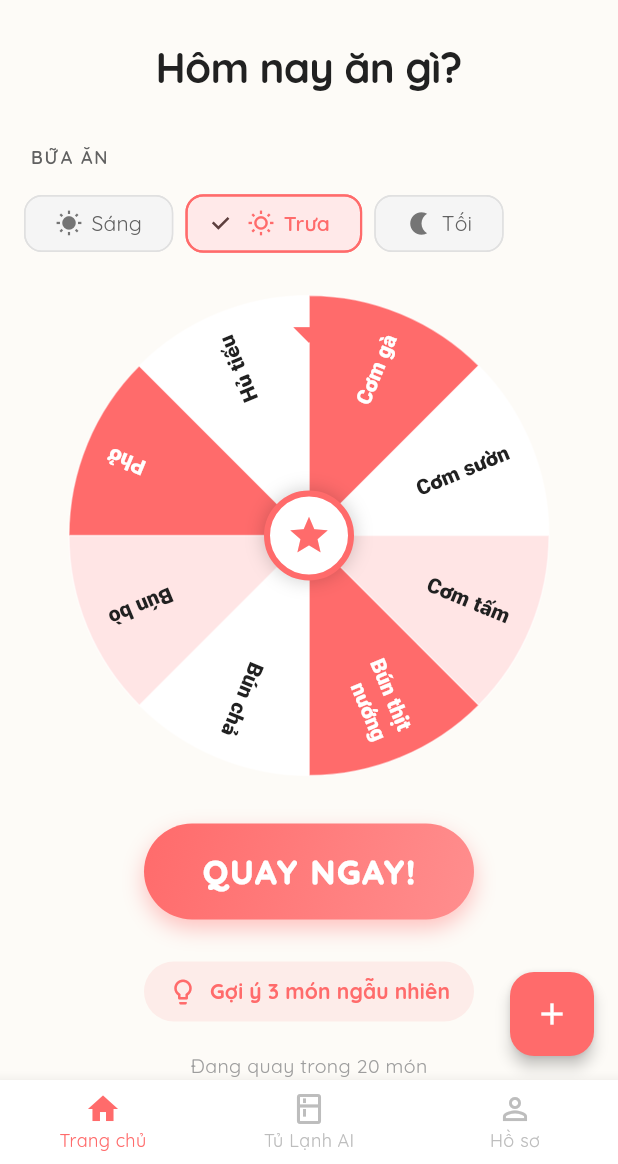
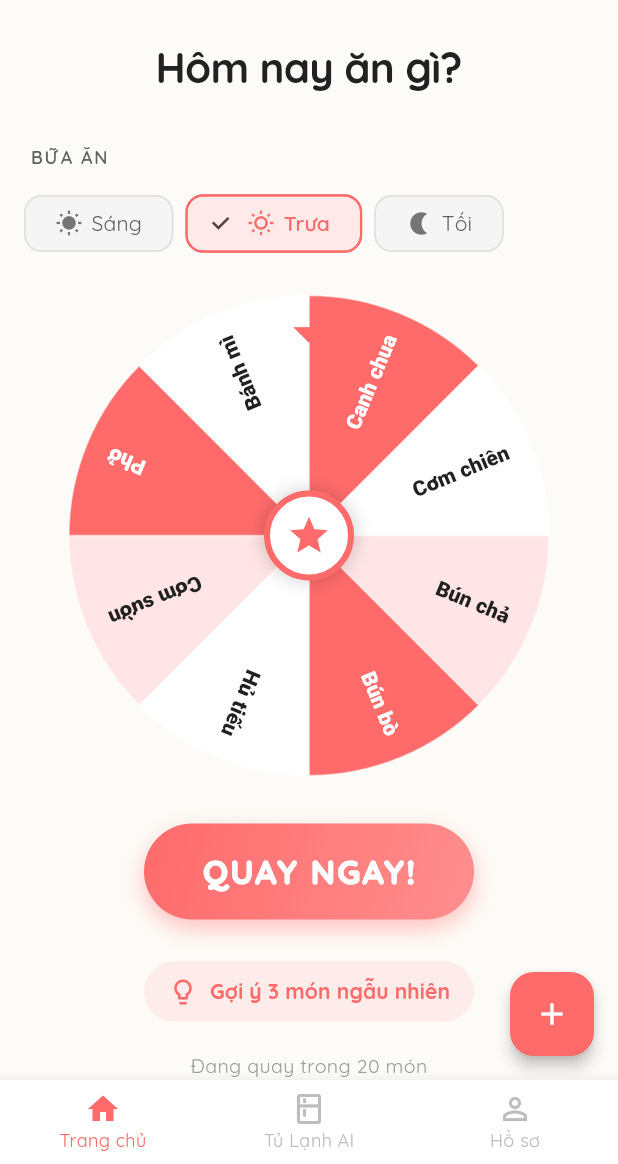
Before and after one commit to nhoton2004/Today-sEats, a Flutter app: the MainScreen screen opened by its route, after a tap on "QUAY NGAY!", after a tap on "Sáng", after a tap on "Trưa", on a phone screen of 412 x 824 dp, the part 72-1236 px from its top. Run offline on Flutter 3.47's test engine with Material 3 defaults, Android fonts, the phone set to English and light mode, and no system bars; our stand-ins replace confetti, connectivity_plus, firebase_auth, firebase_core, google_fonts, google_sign_in and 3 more; accounts and stored records are empty; generated files the repository leaves out were written again; network calls fail.

Commit message:
ramdom món

```diff
--- a/lib/app.dart
+++ b/lib/app.dart
@@ -2,7 +2,7 @@ import 'package:flutter/material.dart';
 import 'package:provider/provider.dart';
 import 'package:google_fonts/google_fonts.dart';
 import 'core/constants/app_colors.dart';
-import 'core/services/ai_service.dart';
+
 import 'core/services/storage_service.dart';
 import 'core/services/api_service.dart';
 import 'core/providers/theme_provider.dart';
@@ -34,7 +34,7 @@ class TodaysEatsApp extends StatelessWidget {
           create: (_) => DishSpinnerProvider(),
         ),
         ChangeNotifierProvider(
-          create: (_) => FridgeAIProvider(AIService()),
+          create: (_) => FridgeAIProvider(),
         ),
         // Local storage provider (backup)
         ChangeNotifierProvider(
--- a/lib/common_widgets/dish_spin_wheel.dart
+++ b/lib/common_widgets/dish_spin_wheel.dart
@@ -25,10 +25,12 @@ class _DishSpinWheelState extends State<DishSpinWheel> with SingleTickerProvider
   double _currentRotation = 0.0;
   bool _isSpinning = false;
   int? _displayIndexCount; // Limit to 8 items
+  List<Map<String, dynamic>> _displayItems = [];
 
   @override
   void initState() {
     super.initState();
+    _randomizeItems(); // Initial random set
     _controller = AnimationController(
       vsync: this,
       duration: const Duration(seconds: 4),
@@ -38,7 +40,6 @@ class _DishSpinWheelState extends State<DishSpinWheel> with SingleTickerProvider
     _controller.addListener(() {
       setState(() {
          // Update rotation based on animation value
-         // We'll calculate total rotation in spin() and animate to 1.0
       });
     });
 
@@ -46,8 +47,31 @@ class _DishSpinWheelState extends State<DishSpinWheel> with SingleTickerProvider
       if (status == AnimationStatus.completed) {
         setState(() => _isSpinning = false);
         // Correct rotation mod 2pi
-        _currentRotation = _animation.value % (2 * pi); // Use the final value of the animation
+        _currentRotation = _animation.value % (2 * pi);
       }
+    });
+  }
+
+  @override
+  void didUpdateWidget(DishSpinWheel oldWidget) {
+    super.didUpdateWidget(oldWidget);
+    // Re-randomize if the inputs change (e.g. switching meal time)
+    // Checking length is not enough if both Breakfast and Lunch have 20 items.
+    if (oldWidget.dishes != widget.dishes) {
+       _randomizeItems();
+    }
+  }
+
+  void _randomizeItems() {
+    if (widget.dishes.isEmpty) {
+      _displayItems = [];
+      return;
+    }
+    final pool = List<Map<String, dynamic>>.from(widget.dishes);
+    pool.shuffle();
+    setState(() {
+      _displayItems = pool.take(8).toList();
+      _displayIndexCount = _displayItems.length;
     });
   }
 
@@ -60,19 +84,18 @@ class _DishSpinWheelState extends State<DishSpinWheel> with SingleTickerProvider
   void spin() {
     if (_isSpinning || widget.dishes.length < 2) return;
 
+    // 1. Randomize items BEFORE spinning
+    _randomizeItems();
+
     setState(() => _isSpinning = true);
-
-    // 1. Setup data
-    final displayDishes = widget.dishes.take(8).toList();
-    _displayIndexCount = displayDishes.length;
 
     // 2. Select random target
     final random = Random();
-    final targetIndex = random.nextInt(displayDishes.length);
+    final targetIndex = random.nextInt(_displayItems.length);
 
     // 3. Calculate Rotation
     // Angle per item
-    final sweepAngle = 2 * pi / displayDishes.length;
+    final sweepAngle = 2 * pi / _displayItems.length;
 
     // We want the target slice CENTER to align with -pi/2 (Top) at the end.
     // In Painter: Angle = (Rotation - pi/2) + R_slice
@@ -101,7 +124,7 @@ class _DishSpinWheelState extends State<DishSpinWheel> with SingleTickerProvider
     _controller.forward().then((_) {
       // Animation done
       _currentRotation = baseTarget;
-       widget.onResult(displayDishes[targetIndex]);
+       widget.onResult(_displayItems[targetIndex]);
     });
   }
 
@@ -111,12 +134,12 @@ class _DishSpinWheelState extends State<DishSpinWheel> with SingleTickerProvider
       return _buildEmptyState();
     }
 
-    final displayDishes = widget.dishes.take(8).toList();
+    // Use _displayItems which is already shuffled and limited
 
     return Column(
       children: [
         GestureDetector(
-          onLongPress: () => _showDishManagementSheet(context, displayDishes),
+          onLongPress: () => _showDishManagementSheet(context, widget.dishes),
           child: Center(
             child: SizedBox.square(
               dimension: 320,
@@ -130,7 +153,7 @@ class _DishSpinWheelState extends State<DishSpinWheel> with SingleTickerProvider
                       return CustomPaint(
                         size: const Size(320, 320),
                         painter: DishWheelPainter(
-                          items: displayDishes,
+                          items: _displayItems,
                           rotation: _animation.value,
                         ),
                       );
--- /dev/null
+++ b/lib/core/data/local_recipes.dart
@@ -0,0 +1,307 @@
+
+class Recipe {
+  final String name;
+  final List<String> requiredIngredients; // Must have (or highly weighted)
+  final List<String> optionalIngredients; // Bonus match
+  final int cookingTime; // minutes
+  final int servings;
+  final List<Map<String, dynamic>> cookingInstructions;
+  final List<String> additionalIngredients; // Display only (condiments, etc)
+
+  const Recipe({
+    required this.name,
+    required this.requiredIngredients,
+    this.optionalIngredients = const [],
+    required this.cookingTime,
+    required this.servings,
+    required this.cookingInstructions,
+    this.additionalIngredients = const [],
+  });
+}
+
+// Helper to standardizing ingredients for easier matching
+// We will simple strings for keys.
+final List<Recipe> kLocalRecipes = [
+  // 1. Trứng chiên hành
+  const Recipe(
+    name: 'Trứng chiên hành',
+    requiredIngredients: ['trứng', 'hành lá'],
+    optionalIngredients: ['nước mắm', 'tiêu', 'dầu ăn'],
+    cookingTime: 10,
+    servings: 2,
+    additionalIngredients: ['Nước mắm', 'Gia vị cơ bản'],
+    cookingInstructions: [
+      {'step': 1, 'instruction': 'Đập trứng ra bát, cắt nhỏ hành lá, nêm chút nước mắm và tiêu.', 'duration': 2},
+      {'step': 2, 'instruction': 'Đánh đều trứng.', 'duration': 1},
+      {'step': 3, 'instruction': 'Làm nóng chảo dầu, đổ trứng vào chiên vàng đều 2 mặt.', 'duration': 5},
+    ],
+  ),
+  // 2. Canh cà chua trứng
+  const Recipe(
+    name: 'Canh cà chua trứng',
+    requiredIngredients: ['trứng', 'cà chua', 'hành lá'],
+    optionalIngredients: ['ngò rí', 'hành tím'],
+    cookingTime: 15,
+    servings: 3,
+    additionalIngredients: ['Dầu ăn', 'Muối', 'Hạt nêm'],
+    cookingInstructions: [
+      {'step': 1, 'instruction': 'Cà chua thái múi cau. Trứng đánh tan.', 'duration': 3},
+      {'step': 2, 'instruction': 'Phi thơm đầu hành, xào cà chua cho mềm.', 'duration': 3},
+      {'step': 3, 'instruction': 'Thêm nước sôi, nêm nếm gia vị.', 'duration': 5},
+      {'step': 4, 'instruction': 'Đổ từ từ trứng vào, khuấy nhẹ tạo vân. Rắc hành lá tắt bếp.', 'duration': 2},
+    ],
+  ),
+  // 3. Rau muống xào tỏi
+  const Recipe(
+    name: 'Rau muống xào tỏi',
+    requiredIngredients: ['rau muống', 'tỏi'],
+    optionalIngredients: ['chanh', 'ớt'],
+    cookingTime: 10,
+    servings: 2,
+    additionalIngredients: ['Dầu ăn', 'Nước mắm', 'Đường'],
+    cookingInstructions: [
+      {'step': 1, 'instruction': 'Rau muống nhặt sạch, luộc sơ qua nước sôi rồi ngâm nước đá.', 'duration': 5},
+      {'step': 2, 'instruction': 'Phi thơm nhiều tỏi đập dập.', 'duration': 1},
+      {'step': 3, 'instruction': 'Cho rau vào xào lửa lớn nhanh tay, nêm gia vị vừa ăn.', 'duration': 3},
+    ],
+  ),
+  // 4. Thịt kho tàu
+  const Recipe(
+    name: 'Thịt kho tàu',
+    requiredIngredients: ['thịt ba chỉ', 'trứng'],
+    optionalIngredients: ['nước dừa'],
+    cookingTime: 60,
+    servings: 4,
+    additionalIngredients: ['Nước mắm', 'Đường', 'Hành tím', 'Tỏi'],
+    cookingInstructions: [
+      {'step': 1, 'instruction': 'Thịt cắt miếng to, ướp hành tỏi, nước mắm, đường.', 'duration': 15},
+      {'step': 2, 'instruction': 'Luộc trứng, bóc vỏ.', 'duration': 10},
+      {'step': 3, 'instruction': 'Thắng nước màu, xào săn thịt.', 'duration': 5},
+      {'step': 4, 'instruction': 'Đổ nước dừa ngập thịt, kho lửa nhỏ đến khi mềm. Thêm trứng vào kho cùng.', 'duration': 40},
+    ],
+  ),
+  // 5. Đậu phụ sốt cà chua
+  const Recipe(
+    name: 'Đậu phụ sốt cà chua',
+    requiredIngredients: ['đậu phụ', 'cà chua', 'hành lá'],
+    optionalIngredients: ['hành tím'],
+    cookingTime: 20,
+    servings: 3,
+    additionalIngredients: ['Dầu ăn', 'Nước mắm'],
+    cookingInstructions: [
+      {'step': 1, 'instruction': 'Đậu phụ cắt khối vuông, chiên vàng.', 'duration': 10},
+      {'step': 2, 'instruction': 'Cà chua thái hạt lựu, xào mềm thành sốt.', 'duration': 5},
+      {'step': 3, 'instruction': 'Cho đậu vào sốt, rim nhỏ lửa 5 phút. Rắc hành lá.', 'duration': 5},
+    ],
+  ),
+  // 6. Gà kho gừng
+  const Recipe(
+    name: 'Gà kho gừng',
+    requiredIngredients: ['thịt gà', 'gừng'],
+    optionalIngredients: ['hành tím', 'tỏi', 'ớt'],
+    cookingTime: 30,
+    servings: 4,
+    additionalIngredients: ['Nước mắm', 'Đường', 'Dầu ăn'],
+    cookingInstructions: [
+      {'step': 1, 'instruction': 'Gà chặt miếng, ướp gừng thái sợi và gia vị.', 'duration': 15},
+      {'step': 2, 'instruction': 'Xào săn gà với chút dầu và đường thắng màu.', 'duration': 5},
+      {'step': 3, 'instruction': 'Thêm xíu nước, kho lửa nhỏ đến khi keo lại.', 'duration': 20},
+    ],
+  ),
+  // 7. Canh bầu nấu tôm
+  const Recipe(
+    name: 'Canh bầu nấu tôm',
+    requiredIngredients: ['bầu', 'tôm'],
+    optionalIngredients: ['hành lá', 'ngò'],
+    cookingTime: 15,
+    servings: 4,
+    additionalIngredients: ['Gia vị'],
+    cookingInstructions: [
+      {'step': 1, 'instruction': 'Bầu gọt vỏ, thái sợi hoặc miếng. Tôm băm nhỏ hoặc giã dập.', 'duration': 5},
+      {'step': 2, 'instruction': 'Xào sơ tôm, thêm nước đun sôi.', 'duration': 5},
+      {'step': 3, 'instruction': 'Thả bầu vào, sôi lại thì tắt bếp ngay để bầu giòn.', 'duration': 3},
+    ],
+  ),
+  // 8. Mực xào cần tỏi
+  const Recipe(
+    name: 'Mực xào cần tỏi',
+    requiredIngredients: ['mực', 'cần tây', 'tỏi tây', 'hành tây'],
+    optionalIngredients: ['cà chua', 'dứa'],
+    cookingTime: 15,
+    servings: 3,
+    additionalIngredients: ['Tiêu', 'Gia vị'],
+    cookingInstructions: [
+      {'step': 1, 'instruction': 'Mực làm sạch, khía vảy rồng, trần sơ.', 'duration': 5},
+      {'step': 2, 'instruction': 'Các loại rau rửa sạch cắt khúc.', 'duration': 3},
+      {'step': 3, 'instruction': 'Xào mực lửa lớn, để riêng. Xào rau chín tới rồi trộn chung.', 'duration': 5},
+    ],
+  ),
+  // 9. Bò xào thiên lý
+  const Recipe(
+    name: 'Bò xào thiên lý',
+    requiredIngredients: ['thịt bò', 'hoa thiên lý'],
+    optionalIngredients: ['tỏi'],
+    cookingTime: 15,
+    servings: 3,
+    additionalIngredients: ['Dầu hào', 'Tiêu'],
+    cookingInstructions: [
+      {'step': 1, 'instruction': 'Bò thái mỏng, ướp dầu hào, tỏi, tiêu.', 'duration': 10},
+      {'step': 2, 'instruction': 'Xào bò tái, trút ra đĩa.', 'duration': 3},
+      {'step': 3, 'instruction': 'Xào hoa thiên lý chín tới, đổ bò vào đảo nhanh.', 'duration': 2},
+    ],
+  ),
+  // 10. Nem rán (Chả giò)
+  const Recipe(
+    name: 'Nem rán (Chả giò)',
+    requiredIngredients: ['thịt lợn xay', 'trứng', 'miến', 'mộc nhĩ', 'bánh đa nem'],
+    optionalIngredients: ['cà rốt', 'hành tây', 'giá đỗ'],
+    cookingTime: 45,
+    servings: 4,
+    additionalIngredients: ['Dầu ăn', 'Gia vị'],
+    cookingInstructions: [
+      {'step': 1, 'instruction': 'Ngâm nở miến, mộc nhĩ rồi thái nhỏ. Trộn đều tất cả nguyên liệu làm nhân.', 'duration': 15},
+      {'step': 2, 'instruction': 'Cuốn nem đều tay.', 'duration': 15},
+      {'step': 3, 'instruction': 'Chiên ngập dầu lửa vừa đến khi vàng giòn.', 'duration': 15},
+    ],
+  ),
+  // 11. Sườn xào chua ngọt
+  const Recipe(
+    name: 'Sườn xào chua ngọt',
+    requiredIngredients: ['sườn non', 'cà chua', 'hành tây'],
+    optionalIngredients: ['ớt chuông', 'dứa'],
+    cookingTime: 40,
+    servings: 3,
+    additionalIngredients: ['Giấm/Chanh', 'Đường', 'Tương ớt'],
+    cookingInstructions: [
+      {'step': 1, 'instruction': 'Sườn chặt nhỏ, luộc sơ, rán vàng.', 'duration': 15},
+      {'step': 2, 'instruction': 'Pha sốt chua ngọt (mắm, đường, giấm, tương ớt).', 'duration': 5},
+      {'step': 3, 'instruction': 'Phi thơm hành, đổ sốt và sườn vào rim đến khi sệt.', 'duration': 15},
+    ],
+  ),
+  // 12. Cá kho tộ
+  const Recipe(
+    name: 'Cá kho tộ',
+    requiredIngredients: ['cá (lóc/trê/basa)', 'thịt ba chỉ', 'hành tím'],
+    optionalIngredients: ['ớt', 'tiêu xanh'],
+    cookingTime: 45,
+    servings: 4,
+    additionalIngredients: ['Nước màu', 'Nước mắm'],
+    cookingInstructions: [
+      {'step': 1, 'instruction': 'Cá làm sạch, ướp mắm, tiêu, hành tím 30p.', 'duration': 30},
+      {'step': 2, 'instruction': 'Lót thịt ba chỉ dưới đáy nồi, xếp cá lên.', 'duration': 5},
+      {'step': 3, 'instruction': 'Kho lửa riu riu, thêm nước màu, đến khi nước keo lại.', 'duration': 30},
+    ],
+  ),
+   // 13. Canh cua rau đay
+  const Recipe(
+    name: 'Canh cua rau đay',
+    requiredIngredients: ['cua đồng', 'rau đay', 'mùng tơi'],
+    optionalIngredients: ['mướp'],
+    cookingTime: 30,
+    servings: 4,
+    additionalIngredients: ['Mắm tôm (tuỳ chọn)'],
+    cookingInstructions: [
+      {'step': 1, 'instruction': 'Cua giã/xay nhỏ, lọc lấy nước cốt. Gạch cua khều riêng.', 'duration': 15},
+      {'step': 2, 'instruction': 'Đun nước cua lửa nhỏ để đóng tảng, vớt thịt cua ra.', 'duration': 10},
+      {'step': 3, 'instruction': 'Cho rau thái nhỏ vào nước canh, sôi bùng thì tắt bếp.', 'duration': 5},
+    ],
+  ),
+  // 14. Thịt luộc cà pháo
+  const Recipe(
+    name: 'Thịt luộc cà pháo',
+    requiredIngredients: ['thịt ba chỉ', 'cà pháo'],
+    optionalIngredients: ['rau sống', 'dưa chuột'],
+    cookingTime: 20,
+    servings: 3,
+    additionalIngredients: ['Mắm tôm', 'Chanh'],
+    cookingInstructions: [
+      {'step': 1, 'instruction': 'Thịt rửa sạch, buộc dây (nếu muốn tròn), luộc chín với xíu muối.', 'duration': 20},
+      {'step': 2, 'instruction': 'Thái mỏng thịt.', 'duration': 5},
+      {'step': 3, 'instruction': 'Pha mắm tôm chanh ớt, ăn kèm cà pháo.', 'duration': 5},
+    ],
+  ),
+  // 15. Bún chả (Tại gia)
+  const Recipe(
+    name: 'Bún chả (Đơn giản)',
+    requiredIngredients: ['thịt ba chỉ', 'thịt băm', 'bún'],
+    optionalIngredients: ['đu đủ xanh', 'cà rốt', 'rau sống'],
+    cookingTime: 45,
+    servings: 4,
+    additionalIngredients: ['Nước mắm', 'Đường', 'Giấm'],
+    cookingInstructions: [
+      {'step': 1, 'instruction': 'Ướp thịt với mắm, đường, hành khô, nước hàng.', 'duration': 20},
+      {'step': 2, 'instruction': 'Nướng thịt bằng nồi chiên không dầu hoặc than hoa.', 'duration': 15},
+      {'step': 3, 'instruction': 'Pha nước chấm chua ngọt, thả dưa góp vào.', 'duration': 10},
+    ],
+  ),
+  // 16. Salad ức gà
+  const Recipe(
+    name: 'Salad ức gà',
+    requiredIngredients: ['ức gà', 'xà lách', 'cà chua bi'],
+    optionalIngredients: ['dưa chuột', 'ngô ngọt'],
+    cookingTime: 15,
+    servings: 1,
+    additionalIngredients: ['Sốt mè rang', 'Dầu oliu'],
+    cookingInstructions: [
+      {'step': 1, 'instruction': 'Ức gà luộc hoặc áp chảo, xé nhỏ hoặc thái miếng.', 'duration': 10},
+      {'step': 2, 'instruction': 'Rau củ rửa sạch, thái vừa ăn.', 'duration': 5},
+      {'step': 3, 'instruction': 'Trộn đều với sốt mè rang.', 'duration': 2},
+    ],
+  ),
+  // 17. Cháo gà
+  const Recipe(
+    name: 'Cháo gà',
+    requiredIngredients: ['gạo', 'thịt gà'],
+    optionalIngredients: ['hành lá', 'tía tô', 'hành phi'],
+    cookingTime: 45,
+    servings: 4,
+    additionalIngredients: ['Tiêu', 'Gia vị'],
+    cookingInstructions: [
+      {'step': 1, 'instruction': 'Gạo rang sơ hoặc vo sạch. Gà luộc lấy nước dùng.', 'duration': 10},
+      {'step': 2, 'instruction': 'Nấu cháo bằng nước luộc gà cho nhừ. Thịt gà xé phay.', 'duration': 30},
+      {'step': 3, 'instruction': 'Múc cháo, rắc thịt gà và rau thơm lên.', 'duration': 5},
+    ],
+  ),
+  // 18. Mướp đắng xào trứng
+  const Recipe(
+    name: 'Mướp đắng (Khổ qua) xào trứng',
+    requiredIngredients: ['mướp đắng', 'trứng'],
+    optionalIngredients: ['hành tím'],
+    cookingTime: 15,
+    servings: 2,
+    additionalIngredients: ['Dầu ăn', 'Gia vị'],
+    cookingInstructions: [
+      {'step': 1, 'instruction': 'Mướp đắng bỏ ruột, thái lát mỏng, ngâm nước muối 5p.', 'duration': 5},
+      {'step': 2, 'instruction': 'Xào mướp đắng chín tới.', 'duration': 5},
+      {'step': 3, 'instruction': 'Đổ trứng đánh tan vào đảo đều cho bám quanh mướp.', 'duration': 3},
+    ],
+  ),
+  // 19. Canh kim chi thịt lợn
+  const Recipe(
+    name: 'Canh kim chi',
+    requiredIngredients: ['kim chi', 'thịt ba chỉ', 'đậu phụ'],
+    optionalIngredients: ['hành boaro', 'nấm kim châm'],
+    cookingTime: 20,
+    servings: 3,
+    additionalIngredients: ['Tương ớt Hàn Quốc', 'Dầu ăn'],
+    cookingInstructions: [
+      {'step': 1, 'instruction': 'Xào săn thịt ba chỉ và kim chi.', 'duration': 5},
+      {'step': 2, 'instruction': 'Thêm nước, đun sôi 10p cho kim chi mềm.', 'duration': 10},
+      {'step': 3, 'instruction': 'Thả đậu phụ, nấm, hành vào đun thêm 2p.', 'duration': 2},
+    ],
+  ),
+   // 20. Bò kho
+  const Recipe(
+    name: 'Bò kho',
+    requiredIngredients: ['thịt bò (nạm/gân)', 'cà rốt'],
+    optionalIngredients: ['sả', 'hoa hồi', 'quế'],
+    cookingTime: 90,
+    servings: 4,
+    additionalIngredients: ['Bột bò kho', 'Bánh mì/Hủ tiếu'],
+    cookingInstructions: [
+      {'step': 1, 'instruction': 'Bò ướp gói gia vị bò kho, sả băm.', 'duration': 20},
+      {'step': 2, 'instruction': 'Xào thịt săn, đổ nước ngập hầm mềm (khoảng 1 tiếng).', 'duration': 60},
+      {'step': 3, 'instruction': 'Thêm cà rốt vào nấu thêm 15p.', 'duration': 15},
+    ],
+  ),
+];
```
Also changed, not shown: lib/features/2_fridge_ai/fridge_ai_provider.dart (+147 -19 lines), lib/features/2_fridge_ai/fridge_ai_view.dart (+62 -4 lines).
